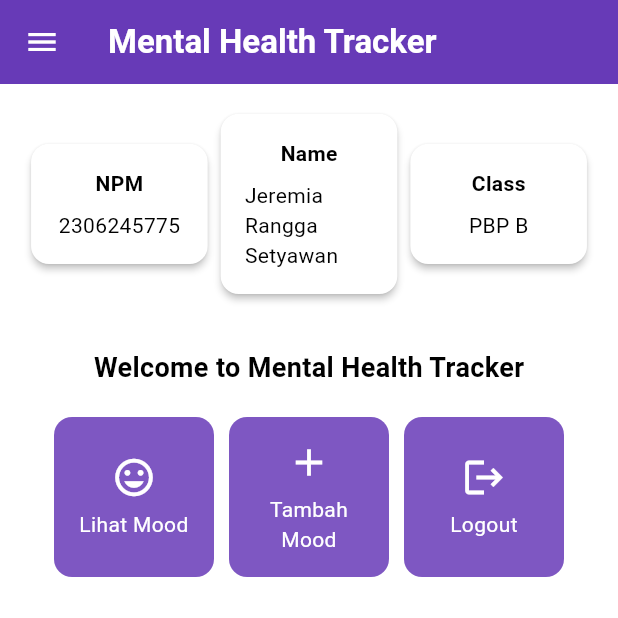
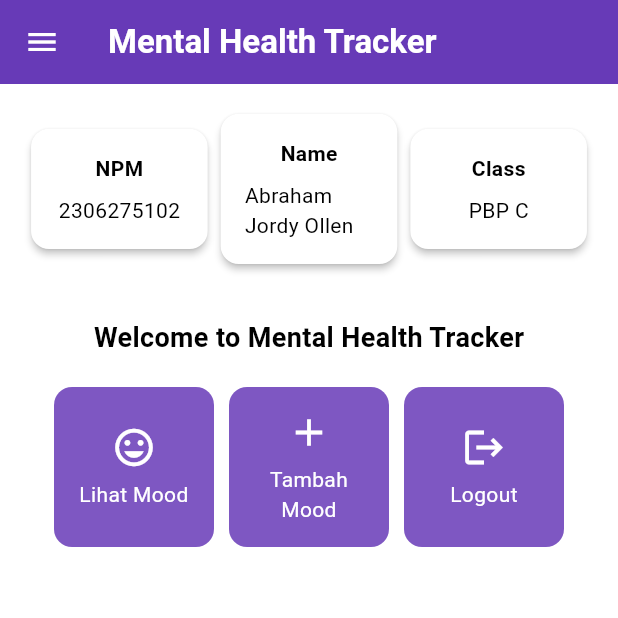
Before and after one commit to bramjom/mental-health-tracker-mobile, a Flutter app: the screen it shows after launch, on a phone screen of 412 x 824 dp, the top half of it. Run offline on Flutter 3.47's test engine with Material 3 defaults, Android fonts, the phone set to English and light mode, and no system bars.

Commit message:
Final Done Tutorial 7

```diff
--- a/lib/screens/menu.dart
+++ b/lib/screens/menu.dart
@@ -4,9 +4,9 @@ import 'package:mental_health_tracker/widgets/mood_card.dart';
 
 class MyHomePage extends StatelessWidget {
   MyHomePage({super.key});
-  final String npm = '2306245775'; // NPM
-  final String name = 'Jeremia Rangga Setyawan'; // Nama
-  final String className = 'PBP B'; // Kelas
+  final String npm = '2306275102'; // NPM
+  final String name = 'Abraham Jordy Ollen'; // Nama
+  final String className = 'PBP C'; // Kelas
 
   final List<ItemHomepage> items = [
     ItemHomepage("Lihat Mood", Icons.mood),
```
